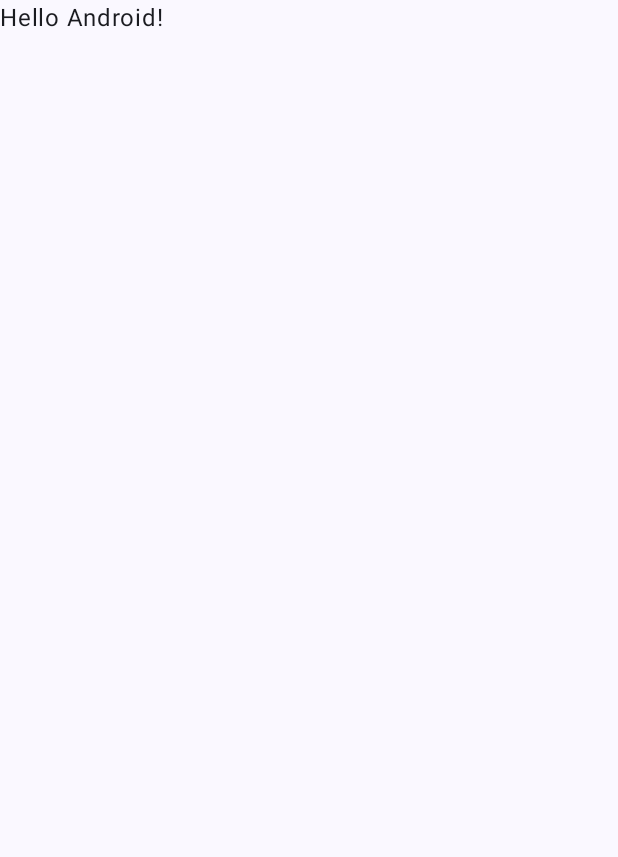
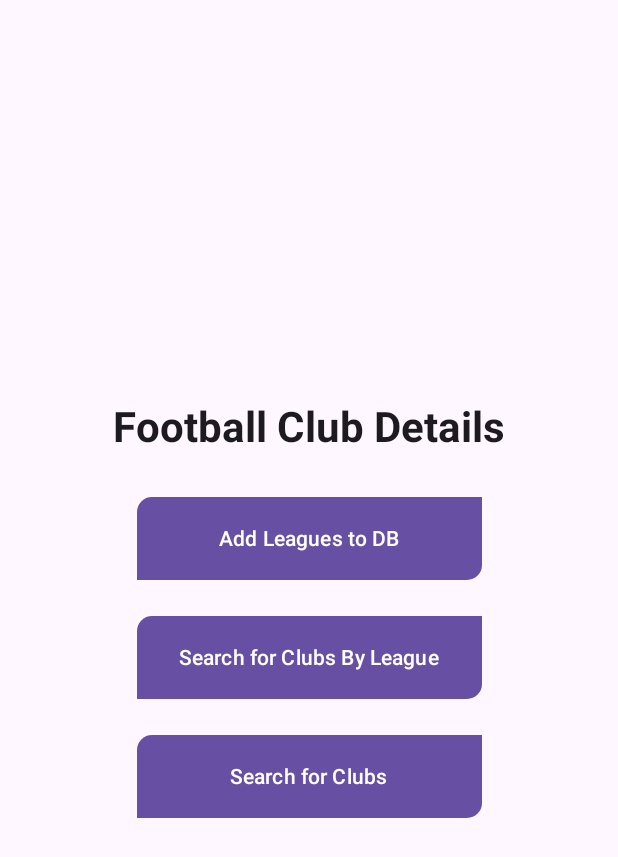
Before and after one commit to KeshanKavinda/MobileCw2, an Android app built with Jetpack Compose: the screen it shows after launch (MainActivity), on a phone screen of 412 x 824 dp. Before the commit the part shown is almost empty. Shown: the top 857 px of the screen. Run offline under Robolectric (Android 15) with nearby library versions, the phone set to English and light mode, and no system bars.

Commit message:
Made the buttons In main screen

```diff
--- a/app/src/main/java/com/example/footballleague/MainActivity.kt
+++ b/app/src/main/java/com/example/footballleague/MainActivity.kt
@@ -1,31 +1,77 @@
 package com.example.footballleague
 
+import android.content.Intent
 import android.os.Bundle
 import androidx.activity.ComponentActivity
 import androidx.activity.compose.setContent
+import androidx.compose.foundation.layout.Arrangement
+import androidx.compose.foundation.layout.Column
 import androidx.compose.foundation.layout.fillMaxSize
+import androidx.compose.foundation.layout.height
+import androidx.compose.foundation.layout.padding
+import androidx.compose.foundation.layout.width
+import androidx.compose.foundation.shape.RoundedCornerShape
+import androidx.compose.material3.Button
 import androidx.compose.material3.MaterialTheme
 import androidx.compose.material3.Surface
 import androidx.compose.material3.Text
 import androidx.compose.runtime.Composable
+import androidx.compose.ui.Alignment
 import androidx.compose.ui.Modifier
+import androidx.compose.ui.text.font.FontWeight
 import androidx.compose.ui.tooling.preview.Preview
+import androidx.compose.ui.unit.dp
 import com.example.footballleague.ui.theme.FootBallLeagueTheme
 
 class MainActivity : ComponentActivity() {
     override fun onCreate(savedInstanceState: Bundle?) {
         super.onCreate(savedInstanceState)
         setContent {
-            FootBallLeagueTheme {
-                // A surface container using the 'background' color from the theme
-                Surface(
-                    modifier = Modifier.fillMaxSize(),
-                    color = MaterialTheme.colorScheme.background
-                ) {
-                    Greeting("Android")
+            MaterialTheme {
+                Surface(modifier = Modifier.fillMaxSize()) {
+                    Column(
+                        modifier = Modifier.fillMaxSize(),
+                        verticalArrangement = Arrangement.Center,
+                        horizontalAlignment = Alignment.CenterHorizontally
+                    ) {
+                        Text(
+                            text = "Football Club Details",
+                            style = MaterialTheme.typography.headlineMedium,
+                            fontWeight = FontWeight.Bold ,
+                            modifier = Modifier.padding(bottom = 16.dp)
+
+
+                        )
+
+
+
+                        Button(
+                            onClick = { /*Intent(applicationContext,GuessTheCountry::class.java).also { startActivity(it) }*/ },
+                            modifier = Modifier.padding(12.dp).height(55.dp).width(230.dp),
+                            shape = RoundedCornerShape(topStart = 10.dp, bottomEnd = 10.dp),
+                        ) {
+                            Text(text = "Add Leagues to DB")
+                        }
+                        Button(
+                            onClick = { /*Intent(applicationContext,GuessHint::class.java).also { startActivity(it) } */},
+                            modifier = Modifier.padding(12.dp).height(55.dp).width(230.dp),
+                            shape = RoundedCornerShape(topStart = 10.dp, bottomEnd = 10.dp),
+                        ) {
+                            Text(text = "Search for Clubs By League")
+                        }
+                        Button(
+                            onClick = { /*Intent(applicationContext,GuessTheFlag::class.java).also { startActivity(it) }*/ },
+                            modifier = Modifier.padding(12.dp).height(55.dp).width(230.dp),
+                            shape = RoundedCornerShape(topStart = 10.dp, bottomEnd = 10.dp),
+                        ) {
+                            Text(text = "Search for Clubs")
+                        }
+
+                    }
                 }
             }
         }
+
     }
 }
 
```
